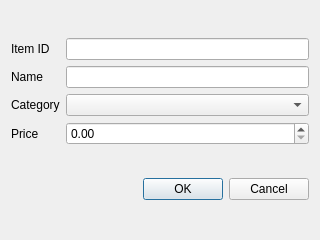
Anmol-A-jain/Dyner, file DialogBox/edititem.ui: the form before one commit.
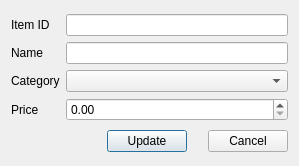
The form after the commit.

The edit to the form file:
```diff
--- a/DialogBox/edititem.ui
+++ b/DialogBox/edititem.ui
@@ -6,8 +6,8 @@
    <rect>
     <x>0</x>
     <y>0</y>
-    <width>320</width>
-    <height>240</height>
+    <width>299</width>
+    <height>166</height>
    </rect>
   </property>
   <property name="windowTitle">
@@ -66,14 +66,38 @@
     </layout>
    </item>
    <item>
+    <layout class="QHBoxLayout" name="horizontalLayout">
+     <item>
+      <spacer name="horizontalSpacer">
+       <property name="orientation">
+        <enum>Qt::Horizontal</enum>
+       </property>
+       <property name="sizeHint" stdset="0">
+        <size>
+         <width>40</width>
+         <height>20</height>
+        </size>
+       </property>
+      </spacer>
+     </item>
+     <item>
+      <widget class="QPushButton" name="btnUpdate">
+       <property name="text">
+        <string>Update</string>
+       </property>
+      </widget>
+     </item>
+     <item>
     <widget class="QDialogButtonBox" name="buttonBox">
      <property name="orientation">
       <enum>Qt::Horizontal</enum>
      </property>
      <property name="standardButtons">
-      <set>QDialogButtonBox::Cancel|QDialogButtonBox::Ok</set>
-     </property>
-    </widget>
+        <set>QDialogButtonBox::Cancel</set>
+       </property>
+      </widget>
+     </item>
+    </layout>
    </item>
   </layout>
  </widget>
```
Lines whose indentation alone changed are shown as unchanged.
